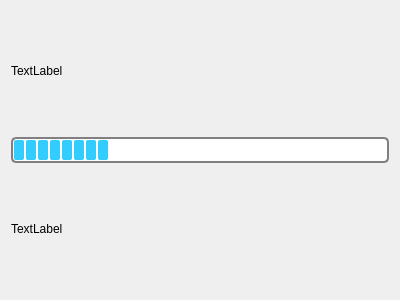
Old version of the form Ui/loaderqt.ui in the repository Vazquinhos/CatalunyaCircuit.
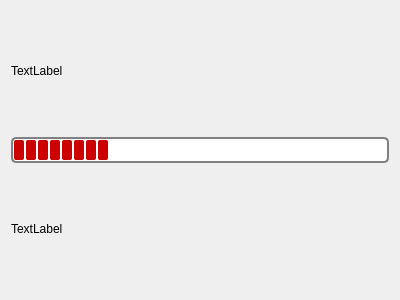
New version of the form.

What changed in the file:
```diff
--- a/Ui/loaderqt.ui
+++ b/Ui/loaderqt.ui
@@ -29,7 +29,7 @@
      <property name="styleSheet">
       <string notr="true">QProgressBar::chunk {
      border-radius: 2px;
-     background-color: #33CCFF;
+     background-color: #CC0000;
      width: 10px;
      margin: 0.5px;
  }
```
